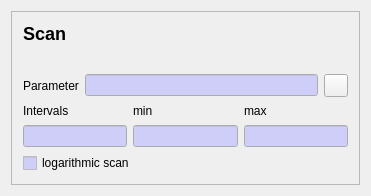
copasi/COPASI, file copasi/UI/CScanWidgetScan.ui: the form before one commit.
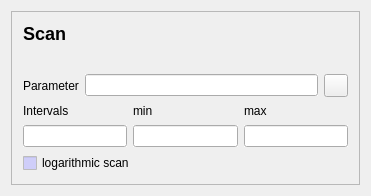
The form after the commit. Icons and pictures are not drawn.

Diff of the .ui file:
```diff
--- a/copasi/UI/CScanWidgetScan.ui
+++ b/copasi/UI/CScanWidgetScan.ui
@@ -102,7 +102,48 @@
          </widget>
         </item>
         <item>
-         <widget class="QLineEdit" name="lineEditObject" />
+         <widget class="QLineEdit" name="lineEditObject" >
+          <property name="palette" >
+           <palette>
+            <active>
+             <colorrole role="Base" >
+              <brush brushstyle="SolidPattern" >
+               <color alpha="255" >
+                <red>255</red>
+                <green>255</green>
+                <blue>255</blue>
+               </color>
+              </brush>
+             </colorrole>
+            </active>
+            <inactive>
+             <colorrole role="Base" >
+              <brush brushstyle="SolidPattern" >
+               <color alpha="255" >
+                <red>255</red>
+                <green>255</green>
+                <blue>255</blue>
+               </color>
+              </brush>
+             </colorrole>
+            </inactive>
+            <disabled>
+             <colorrole role="Base" >
+              <brush brushstyle="SolidPattern" >
+               <color alpha="255" >
+                <red>212</red>
+                <green>208</green>
+                <blue>200</blue>
+               </color>
+              </brush>
+             </colorrole>
+            </disabled>
+           </palette>
+          </property>
+          <property name="autoFillBackground" >
+           <bool>true</bool>
+          </property>
+         </widget>
         </item>
         <item>
          <widget class="QToolButton" name="buttonObject" >
@@ -150,13 +191,136 @@
          </widget>
         </item>
         <item row="1" column="0" >
-         <widget class="QLineEdit" name="lineEditNumber" />
+         <widget class="QLineEdit" name="lineEditNumber" >
+          <property name="palette" >
+           <palette>
+            <active>
+             <colorrole role="Base" >
+              <brush brushstyle="SolidPattern" >
+               <color alpha="255" >
+                <red>255</red>
+                <green>255</green>
+                <blue>255</blue>
+               </color>
+              </brush>
+             </colorrole>
+            </active>
+            <inactive>
+             <colorrole role="Base" >
+              <brush brushstyle="SolidPattern" >
+               <color alpha="255" >
+                <red>255</red>
+                <green>255</green>
+                <blue>255</blue>
+               </color>
+              </brush>
+             </colorrole>
+            </inactive>
+            <disabled>
+             <colorrole role="Base" >
+              <brush brushstyle="SolidPattern" >
+               <color alpha="255" >
+                <red>212</red>
+                <green>208</green>
+                <blue>200</blue>
+               </color>
+              </brush>
+             </colorrole>
+            </disabled>
+           </palette>
+          </property>
+          <property name="autoFillBackground" >
+           <bool>true</bool>
+          </property>
+         </widget>
         </item>
         <item row="1" column="1" >
-         <widget class="QLineEdit" name="lineEditMin" />
+         <widget class="QLineEdit" name="lineEditMin" >
+          <property name="palette" >
+           <palette>
+            <active>
+             <colorrole role="Base" >
+              <brush brushstyle="SolidPattern" >
+               <color alpha="255" >
+                <red>255</red>
+                <green>255</green>
+                <blue>255</blue>
+               </color>
+              </brush>
+             </colorrole>
+            </active>
+            <inactive>
+             <colorrole role="Base" >
+              <brush brushstyle="SolidPattern" >
+               <color alpha="255" >
+                <red>255</red>
+                <green>255</green>
+                <blue>255</blue>
+               </color>
+              </brush>
+             </colorrole>
+            </inactive>
+            <disabled>
+             <colorrole role="Base" >
+              <brush brushstyle="SolidPattern" >
+               <color alpha="255" >
+                <red>212</red>
+                <green>208</green>
+                <blue>200</blue>
+               </color>
+              </brush>
+             </colorrole>
+            </disabled>
+           </palette>
+          </property>
+          <property name="autoFillBackground" >
+           <bool>true</bool>
+          </property>
+         </widget>
         </item>
         <item row="1" column="2" >
-         <widget class="QLineEdit" name="lineEditMax" />
+         <widget class="QLineEdit" name="lineEditMax" >
+          <property name="palette" >
+           <palette>
+            <active>
+             <colorrole role="Base" >
+              <brush brushstyle="SolidPattern" >
+               <color alpha="255" >
+                <red>255</red>
+                <green>255</green>
+                <blue>255</blue>
+               </color>
+              </brush>
+             </colorrole>
+            </active>
+            <inactive>
+             <colorrole role="Base" >
+              <brush brushstyle="SolidPattern" >
+               <color alpha="255" >
+                <red>255</red>
+                <green>255</green>
+                <blue>255</blue>
+               </color>
+              </brush>
+             </colorrole>
+            </inactive>
+            <disabled>
+             <colorrole role="Base" >
+              <brush brushstyle="SolidPattern" >
+               <color alpha="255" >
+                <red>212</red>
+                <green>208</green>
+                <blue>200</blue>
+               </color>
+              </brush>
+             </colorrole>
+            </disabled>
+           </palette>
+          </property>
+          <property name="autoFillBackground" >
+           <bool>true</bool>
+          </property>
+         </widget>
         </item>
        </layout>
       </item>
```
Left out of the diff: 6 changed lines with no effect on the pictures.
